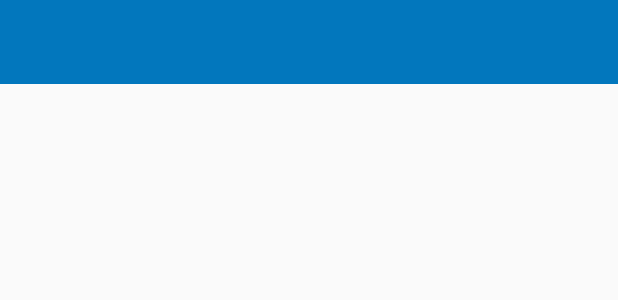
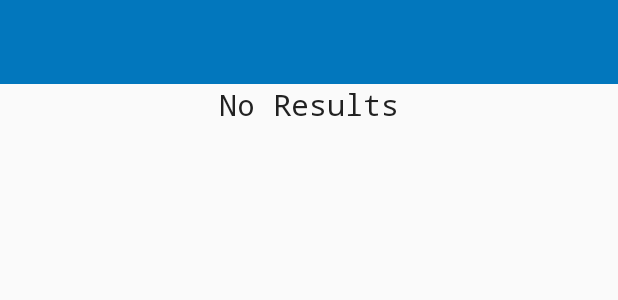
Before and after one commit to gkcsjk/WeSnap, an Android app: the layout activity_stories.xml on its own in the app's theme, with its tools: preview values and no code run, on a phone screen of 412 x 824 dp. Shown: the top 300 px of the screen. Run offline under Robolectric (Android 15) with nearby library versions, the phone set to English and light mode, and no system bars.

Commit message:
ADD search official stories

```diff
--- a/app/src/main/java/com/unimelb/gof/wesnap/stories/DiscoverActivity.java
+++ b/app/src/main/java/com/unimelb/gof/wesnap/stories/DiscoverActivity.java
@@ -31,6 +31,7 @@ import java.util.List;
 /**
  * DiscoverActivity
  * Provides UI to recommend Official Stories
+ * TODO possible improvement: more than one interests
  *
  * COMP90018 Project, Semester 2, 2016
  * Copyright (C) The University of Melbourne
@@ -43,6 +44,7 @@ public class DiscoverActivity extends BaseActivity {
     private RecyclerView mDiscoverRecyclerView;
     private DiscoverAdapter mDiscoverAdapter;
     private LinearLayoutManager mLinearLayoutManager;
+    private TextView mNoResultText;
 
     /* Firebase Database */
     private String mKeyword;
@@ -97,6 +99,9 @@ public class DiscoverActivity extends BaseActivity {
         // UI: RecyclerAdapter
         mDiscoverAdapter = new DiscoverAdapter(DiscoverActivity.this, mStoryIdsRef);
         mDiscoverRecyclerView.setAdapter(mDiscoverAdapter);
+
+        /* No result message */
+        mNoResultText = (TextView) findViewById(R.id.text_no_result);
     }
 
     // ========================================================
@@ -172,6 +177,8 @@ public class DiscoverActivity extends BaseActivity {
                                     mStories.add(officialStory);
                                     mStoryIds.add(newOfficialStoryId);
                                     notifyItemInserted(mStories.size() - 1);
+                                    // hide "no result"
+                                    mNoResultText.setVisibility(View.GONE);
                                 }
                                 @Override
                                 public void onCancelled(DatabaseError databaseError) {
@@ -200,6 +207,10 @@ public class DiscoverActivity extends BaseActivity {
                         mStories.remove(index);
                         // Update the RecyclerView
                         notifyItemRemoved(index);
+                        // show "no result" if empty
+                        if (mStories.size() <= 0) {
+                            mNoResultText.setVisibility(View.VISIBLE);
+                        }
                     } else {
                         Log.w(TAG, "getOfficialStoryIds:onChildRemoved:unknown_child:" + removedId);
                     }
--- a/app/src/main/java/com/unimelb/gof/wesnap/stories/MyStoriesActivity.java
+++ b/app/src/main/java/com/unimelb/gof/wesnap/stories/MyStoriesActivity.java
@@ -45,6 +45,7 @@ public class MyStoriesActivity extends BaseActivity {
     /* UI Variables */
     private RecyclerView mMyStoriesRecyclerView;
     private MyStoriesAdapter mRecyclerAdapter;
+    private TextView mNoResultText;
 
     /* Firebase Database / Storage variables */
     private DatabaseReference mMyStoriesDatabase;
@@ -92,6 +93,9 @@ public class MyStoriesActivity extends BaseActivity {
         // UI: RecyclerAdapter
         mRecyclerAdapter = new MyStoriesAdapter(MyStoriesActivity.this, mMyStoriesDatabase);
         mMyStoriesRecyclerView.setAdapter(mRecyclerAdapter);
+
+        /* No result message */
+        mNoResultText = (TextView) findViewById(R.id.text_no_result);
     }
 
     // ========================================================
@@ -174,6 +178,8 @@ public class MyStoriesActivity extends BaseActivity {
                                     mStories.add(story);
                                     mStoryIds.add(newStoryId);
                                     notifyItemInserted(mStories.size() - 1);
+                                    // hide "no result"
+                                    mNoResultText.setVisibility(View.GONE);
                                 }
                                 @Override
                                 public void onCancelled(DatabaseError databaseError) {
@@ -202,6 +208,10 @@ public class MyStoriesActivity extends BaseActivity {
                         mStories.remove(storyIndex);
                         // Update the RecyclerView
                         notifyItemRemoved(storyIndex);
+                        // show "no result" if empty
+                        if (mStories.size() <= 0) {
+                            mNoResultText.setVisibility(View.VISIBLE);
+                        }
                     } else {
                         Log.w(TAG, "getStoryIds:onChildRemoved:unknown_id=" + removedStoryId);
                     }
--- a/app/src/main/java/com/unimelb/gof/wesnap/stories/OfficialStoriesActivity.java
+++ b/app/src/main/java/com/unimelb/gof/wesnap/stories/OfficialStoriesActivity.java
@@ -9,7 +9,8 @@ import android.util.Log;
 import android.view.Menu;
 import android.view.MenuItem;
 import android.view.View;
-import android.webkit.WebView;
+import android.widget.EditText;
+import android.widget.ImageButton;
 import android.widget.ImageView;
 import android.widget.TextView;
 import android.widget.Toast;
@@ -31,6 +32,7 @@ import java.util.Random;
 /**
  * OfficialStoriesActivity
  * Provides UI to show the list of Official Stories
+ * TODO possible improvement: more than one interests
  *
  * COMP90018 Project, Semester 2, 2016
  * Copyright (C) The University of Melbourne
@@ -43,6 +45,10 @@ public class OfficialStoriesActivity extends BaseActivity {
     private RecyclerView mOfficialStoriesRecyclerView;
     private FirebaseRecyclerAdapter<OfficialStory, OfficialStoryViewHolder> mFirebaseAdapter;
     private LinearLayoutManager mLinearLayoutManager;
+    private View mGroupSearch;
+    private EditText mSearchInput;
+    private ImageButton mSearchSubmit;
+    private TextView mNoResultText;
 
     /* Firebase Database / Storage variables */
     private DatabaseReference mOfficialStoriesDatabase;
@@ -80,16 +86,37 @@ public class OfficialStoriesActivity extends BaseActivity {
         // Add recycler
         mOfficialStoriesRecyclerView = (RecyclerView) findViewById(R.id.recycler_stories);
         mOfficialStoriesRecyclerView.setTag(TAG);
-
         // UI: LinearLayoutManager
         mLinearLayoutManager = new LinearLayoutManager(this);
         mLinearLayoutManager.setReverseLayout(false);
         mLinearLayoutManager.setStackFromEnd(false);
         mOfficialStoriesRecyclerView.setLayoutManager(mLinearLayoutManager);
-
         // UI: RecyclerAdapter
         setupRecyclerAdapter();
         mOfficialStoriesRecyclerView.setAdapter(mFirebaseAdapter);
+
+        // Add showSearchInput box
+        mGroupSearch = findViewById(R.id.ui_group_search);
+        mGroupSearch.setVisibility(View.GONE);
+        mSearchInput = (EditText) findViewById(R.id.field_search_official);
+        mSearchSubmit = (ImageButton) findViewById(R.id.button_submit_search_official);
+        mSearchSubmit.setOnClickListener(new View.OnClickListener() {
+            @Override
+            public void onClick(View v) {
+                String searchTerm = mSearchInput.getText().toString();
+                if (searchTerm.length() == 0) {
+                    mSearchInput.setError("no showSearchInput keyword");
+                } else { // go to DiscoverActivity TODO non-existing keywords?
+                    Intent showDiscoverIntent = new Intent(
+                            OfficialStoriesActivity.this, DiscoverActivity.class);
+                    showDiscoverIntent.putExtra(DiscoverActivity.EXTRA_INTERESTS, searchTerm);
+                    startActivity(showDiscoverIntent);
+                }
+            }
+        });
+        // No result message
+        mNoResultText = (TextView) findViewById(R.id.text_no_result);
+        mNoResultText.setVisibility(View.GONE);
     }
 
     // ========================================================
@@ -113,7 +140,7 @@ public class OfficialStoriesActivity extends BaseActivity {
                 importNewStories();
                 break;
             case R.id.official_stories_search:
-                search();
+                showSearchInput();
                 break;
         }
         return super.onOptionsItemSelected(item);
@@ -141,13 +168,16 @@ public class OfficialStoriesActivity extends BaseActivity {
                             if (!dataSnapshot.exists()) {
                                 (new GuardianImporter(null)).execute("");
                             } else {
-                                Intent showDiscoverIntent = new Intent(OfficialStoriesActivity.this, DiscoverActivity.class);
+                                Intent showDiscoverIntent = new Intent(
+                                        OfficialStoriesActivity.this, DiscoverActivity.class);
                                 // randomly choose one to present to user
-                                int index = (new Random()).nextInt((int) dataSnapshot.getChildrenCount());
+                                int index = (new Random()).nextInt(
+                                        (int) dataSnapshot.getChildrenCount());
                                 int i = 0;
                                 for (DataSnapshot child : dataSnapshot.getChildren()) {
                                     if (i == index) {
-                                        showDiscoverIntent.putExtra(DiscoverActivity.EXTRA_INTERESTS, child.getKey());
+                                        showDiscoverIntent.putExtra(
+                                                DiscoverActivity.EXTRA_INTERESTS, child.getKey());
                                         startActivity(showDiscoverIntent);
                                         return;
                                     }
@@ -174,7 +204,8 @@ public class OfficialStoriesActivity extends BaseActivity {
 
                         // go to DiscoverActivity
                         if (NUM_INTERESTS == 1) {
-                            Intent showDiscoverIntent = new Intent(OfficialStoriesActivity.this, DiscoverActivity.class);
+                            Intent showDiscoverIntent = new Intent(
+                                    OfficialStoriesActivity.this, DiscoverActivity.class);
                             showDiscoverIntent.putExtra(DiscoverActivity.EXTRA_INTERESTS, keyword);
                             startActivity(showDiscoverIntent);
                         } // else: TODO possible improvement: more than one interests
@@ -217,18 +248,18 @@ public class OfficialStoriesActivity extends BaseActivity {
     }
 
     // ======================================================
-    private void search() {
+    private void showSearchInput() {
         Log.d(TAG, "searchOfficialStories");
-        Toast.makeText(OfficialStoriesActivity.this,
-                "search for official stories??", Toast.LENGTH_SHORT).show();
-
-        // TODO search
+        if (mGroupSearch.getVisibility() == View.VISIBLE) {
+            mGroupSearch.setVisibility(View.GONE);
+        } else {
+            mGroupSearch.setVisibility(View.VISIBLE);
+        }
     }
 
     // ======================================================
     // ======================================================
     // ======================================================
-
     /* OfficialStoryViewHolder */
     private static class OfficialStoryViewHolder extends RecyclerView.ViewHolder {
         public ImageView imageView;
--- a/app/src/main/res/layout/activity_search_username.xml
+++ b/app/src/main/res/layout/activity_search_username.xml
@@ -20,6 +20,7 @@
         android:layout_height="wrap_content"
         android:padding="@dimen/size_edges" >
 
+        <!-- Search Input Field -->
         <EditText
             android:id="@+id/field_search_username"
             android:hint="@string/hint_username"
--- a/app/src/main/res/layout/activity_stories.xml
+++ b/app/src/main/res/layout/activity_stories.xml
@@ -14,6 +14,47 @@
         android:background="?attr/colorPrimary"
         android:theme="@style/ThemeOverlay.AppCompat.Dark.ActionBar"/>
 
+    <LinearLayout
+        android:id="@+id/ui_group_search"
+        android:orientation="horizontal"
+        android:layout_width="match_parent"
+        android:layout_height="wrap_content"
+        android:paddingStart="@dimen/size_edges"
+        android:paddingEnd="@dimen/size_edges"
+        android:visibility="gone">
+
+        <android.support.design.widget.TextInputLayout
+            android:layout_width="0dp"
+            android:layout_weight="1"
+            android:layout_height="wrap_content" >
+            <!-- Search Input Field -->
+            <EditText
+                android:id="@+id/field_search_official"
+                android:hint="@string/action_search_official"
+                android:layout_width="match_parent"
+                android:layout_height="match_parent"
+                android:layout_gravity="bottom"
+                android:inputType="text" />
+        </android.support.design.widget.TextInputLayout>
+
+        <ImageButton
+            android:id="@+id/button_submit_search_official"
+            android:src="@drawable/ic_action_search"
+            android:contentDescription="@string/action_search_official"
+            android:layout_width="@dimen/size_icon_tab"
+            android:layout_height="@dimen/size_icon_tab"
+            android:layout_gravity="center"
+            style="@style/Widget.AppCompat.Button.Borderless" />
+    </LinearLayout>
+
+    <TextView
+        android:id="@+id/text_no_result"
+        android:text="@string/status_no_result"
+        android:layout_width="match_parent"
+        android:layout_height="wrap_content"
+        android:textAlignment="center"
+        android:textAppearance="?android:textAppearanceSearchResultTitle" />
+
     <android.support.v7.widget.RecyclerView
         android:id="@+id/recycler_stories"
         android:layout_width="match_parent"
--- a/app/src/main/res/values/strings.xml
+++ b/app/src/main/res/values/strings.xml
@@ -11,6 +11,7 @@
     <string name="action_loading">Loading</string>
     <string name="action_exit_app">Exit App</string>
     <string name="status_not_found">Not Found</string>
+    <string name="status_no_result">No Results</string>
 
     <!--Auth-->
     <string name="text_title_login">Log In</string>
@@ -86,6 +87,7 @@
     <string name="action_read_story">Read More</string>
     <string name="action_similar">Read Similar</string>
     <string name="action_subscribe">Subscribe</string>
+    <string name="action_search_official">Search Public Stories</string>
 
     <!--Memories-->
     <string name="action_my_memories">My Memories</string>
```
